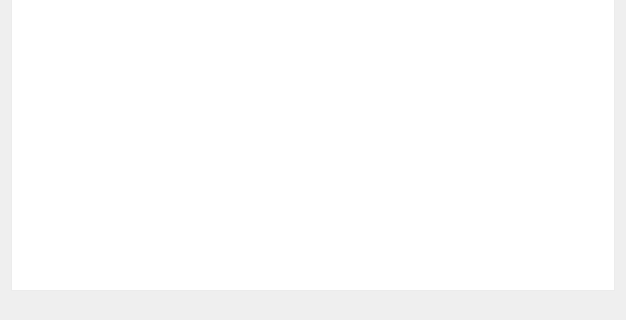
The window that NBAdmin/TabWindow.ui (gitnitrosbase/QtAdmin) describes before a commit, drawn with Qt 5; both pictures show x 0 to 626 and y 156 to 476 of the 626 by 476 pixel window.
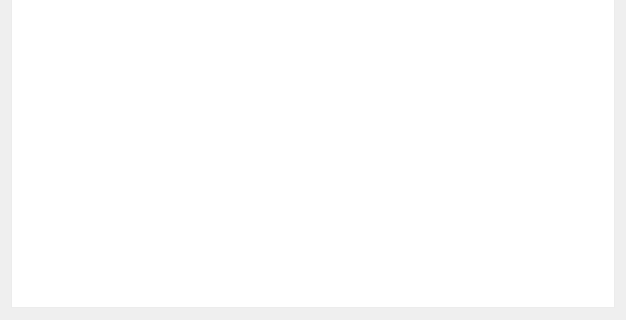
The same window after the commit. Icons and pictures are not drawn.

Commit message: fixed identity`s check box

```diff
--- a/NBAdmin/TabWindow.ui
+++ b/NBAdmin/TabWindow.ui
@@ -41,6 +41,12 @@
 QTableView {	border: 0px;}</string>
   </property>
   <layout class="QGridLayout" name="gridLayout_2">
+   <property name="bottomMargin">
+    <number>0</number>
+   </property>
+   <property name="spacing">
+    <number>0</number>
+   </property>
    <item row="1" column="0">
     <widget class="QLabel" name="label_left">
      <property name="maximumSize">
```
The commit also changes 1 other file.
